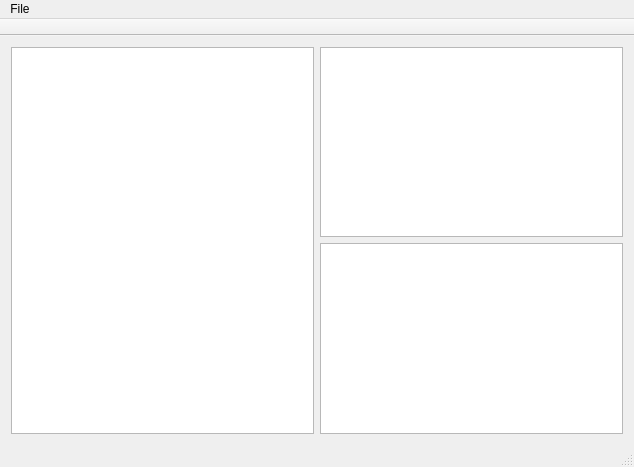
Before: the Qt Designer form src/mainwindow.ui in nishantsat/pi, drawn with Qt 5.
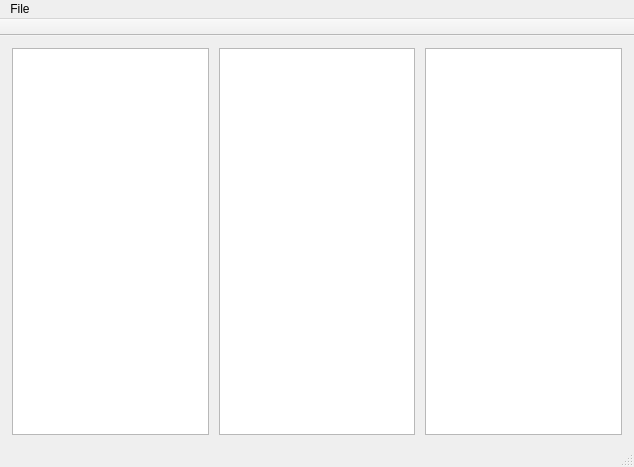
After: the same form once the commit is applied.

Diff of the .ui file:
```diff
--- a/src/mainwindow.ui
+++ b/src/mainwindow.ui
@@ -14,29 +14,39 @@
    <string>MainWindow</string>
   </property>
   <widget class="QWidget" name="centralWidget">
-   <layout class="QGridLayout" name="gridLayout">
-    <item row="0" column="0">
-     <layout class="QHBoxLayout" name="horizontalLayout">
-      <item>
-       <widget class="QTreeView" name="tvNavBar"/>
-      </item>
-      <item>
-       <layout class="QVBoxLayout" name="verticalLayout">
-        <item>
-         <widget class="QTextEdit" name="txtInput"/>
-        </item>
-        <item>
-         <widget class="QTextEdit" name="txtOutput">
-          <property name="readOnly">
-           <bool>true</bool>
-          </property>
-         </widget>
-        </item>
-       </layout>
-      </item>
-     </layout>
-    </item>
-   </layout>
+   <widget class="QTreeView" name="tvNavBar">
+    <property name="geometry">
+     <rect>
+      <x>12</x>
+      <y>12</y>
+      <width>197</width>
+      <height>387</height>
+     </rect>
+    </property>
+   </widget>
+   <widget class="QTextEdit" name="txtOutput">
+    <property name="geometry">
+     <rect>
+      <x>219</x>
+      <y>12</y>
+      <width>196</width>
+      <height>387</height>
+     </rect>
+    </property>
+    <property name="readOnly">
+     <bool>true</bool>
+    </property>
+   </widget>
+   <widget class="QTextEdit" name="txtInput">
+    <property name="geometry">
+     <rect>
+      <x>425</x>
+      <y>12</y>
+      <width>197</width>
+      <height>387</height>
+     </rect>
+    </property>
+   </widget>
   </widget>
   <widget class="QMenuBar" name="menuBar">
    <property name="geometry">
```
